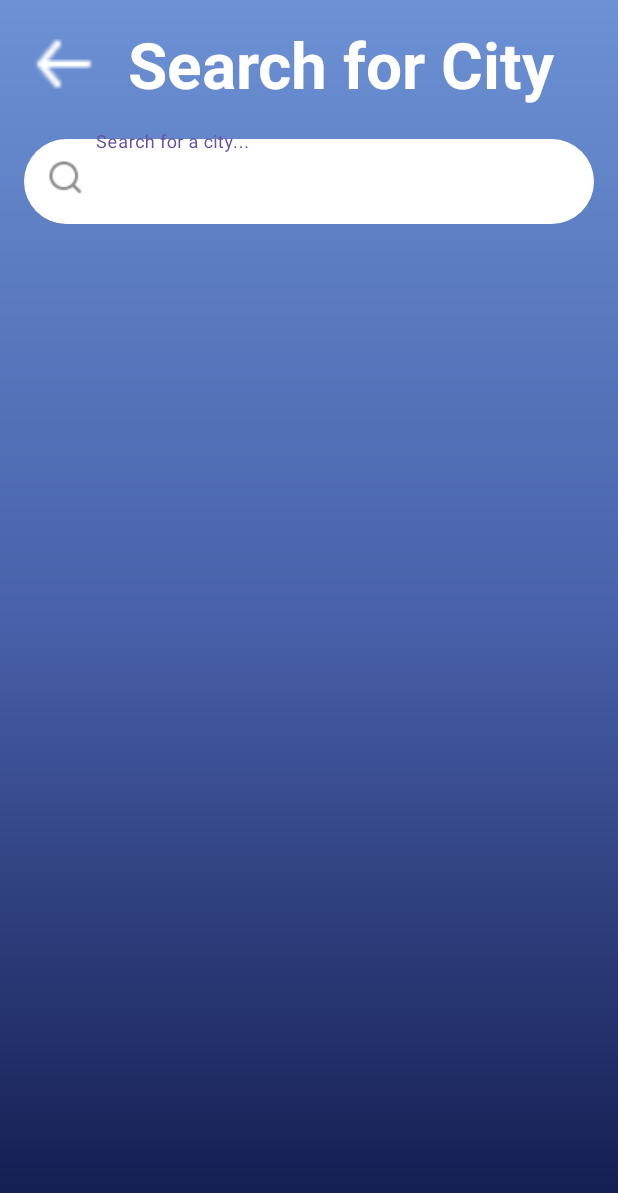
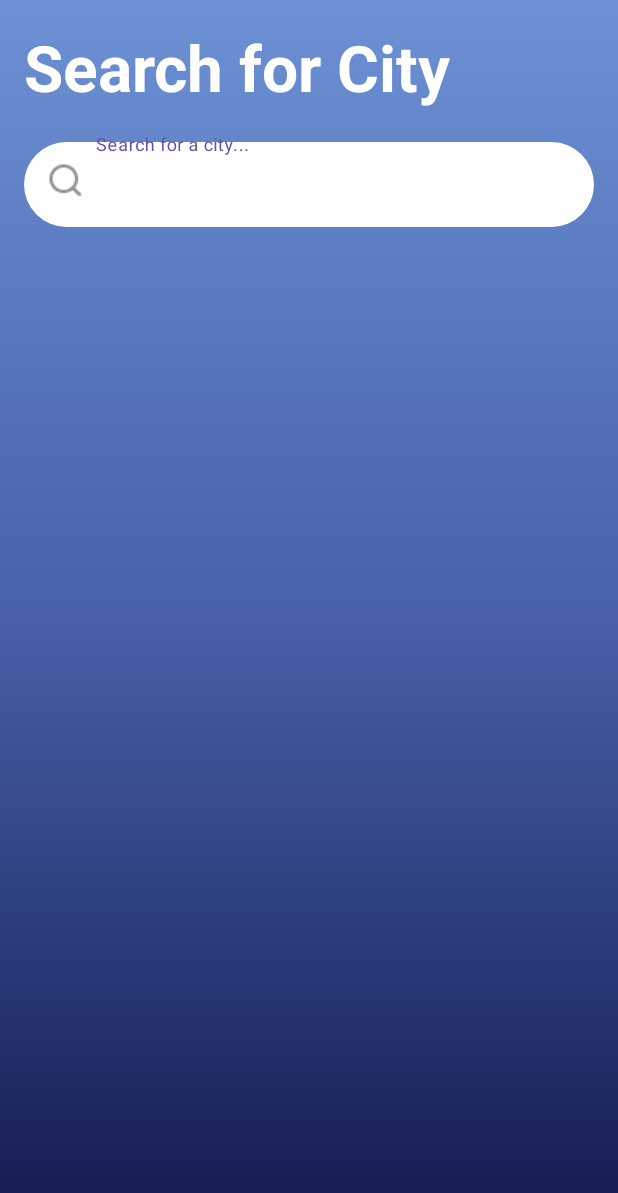
Before and after one commit to cosmodesant49/Weather_App, an Android app: the CreateActivity screen opened directly, with no data from a screen before it, on a phone screen of 412 x 824 dp. Shown: the top 1193 px of the screen. Run offline under Robolectric (Android 15) with nearby library versions, the phone set to English and light mode, and no system bars; our stand-ins replace Dagger/Hilt's generated code.

```diff
--- a/app/src/main/java/com/geeks/weather/presentation/create_activity/CreateActivity.kt
+++ b/app/src/main/java/com/geeks/weather/presentation/create_activity/CreateActivity.kt
@@ -4,6 +4,7 @@ import android.app.Activity
 import android.content.Intent
 import android.os.Bundle
 import android.util.Log
+import android.widget.Toast
 import androidx.activity.viewModels
 import androidx.appcompat.app.AppCompatActivity
 import androidx.lifecycle.Observer
@@ -36,40 +37,27 @@ class CreateActivity : AppCompatActivity() {
     private fun initClickers() {
         binding.ivSearch.setOnClickListener {
             val cityName = binding.etCity.text.toString().trim()
-           /* if (cityName.isNotEmpty()) {
+            if (cityName.isEmpty()) {
+                Toast.makeText(this, "Can not be empty", Toast.LENGTH_SHORT).show()
+                return@setOnClickListener
+            }
             viewModel.getWeather(cityName).observe(this, Observer { weather ->
                 when (weather) {
                     is Resource.Error -> {
-                            Log.e("ololo", "Error appeared")
+                        Toast.makeText(this, "Unknown City", Toast.LENGTH_SHORT).show()
                     }
-
                     is Resource.Loading -> {
-                            Log.e("ololo", "Loading in process: ", )
+                        Log.d("CreateActivity", "Loading in process")
                     }
                     is Resource.Success -> {
-                            Log.e(
-                                "ololo",
-                                "Model:$weather, Data: ${weather.data}, Message: ${weather.message}",
-                            )
-                            weather.data?.let {
-                                val weatherEntity = WeatherEntity(
-                                    cityName = it.name,
-                                    temperature = it.main.temp
-                                )
-                                CoroutineScope(Dispatchers.IO).launch {
-                                    Log.e("ololo", "Entity: $weatherEntity, Model: $weather")
-                                    viewModel.insertWeather(weatherEntity)
+                        Log.d("CreateActivity", "Success")
                     }
                 }
-                        }
-                    }
-
             })
-            }*/
-
             val intent = Intent(this, WeatherActivity::class.java)
             intent.putExtra("key", cityName)
             startActivity(intent)
         }
+
     }
 }
--- a/app/src/main/res/layout/activity_create.xml
+++ b/app/src/main/res/layout/activity_create.xml
@@ -16,18 +16,11 @@
         android:textColor="@color/white"
         android:textSize="64px"
         android:textStyle="bold"
-        app:layout_constraintBottom_toBottomOf="@+id/iv_arrow_back"
-        app:layout_constraintStart_toEndOf="@+id/iv_arrow_back"
-        app:layout_constraintTop_toTopOf="@+id/iv_arrow_back" />
+        app:layout_constraintTop_toTopOf="parent"
+        app:layout_constraintStart_toStartOf="parent"
+        android:layout_marginTop="16dp"/>
 
-    <ImageView
-        android:layout_margin="16dp"
-        android:id="@+id/iv_arrow_back"
-        android:layout_width="80px"
-        android:layout_height="80px"
-        android:background="@drawable/arrow_back"
-        app:layout_constraintStart_toStartOf="parent"
-        app:layout_constraintTop_toTopOf="parent" />
+
 
 
     <com.google.android.material.textfield.TextInputLayout
```
Also changed, not shown: app/src/main/java/com/geeks/weather/presentation/create_activity/CreateActivityViewModel.kt (+2 -12 lines). Lines whose indentation alone changed are shown as unchanged.
